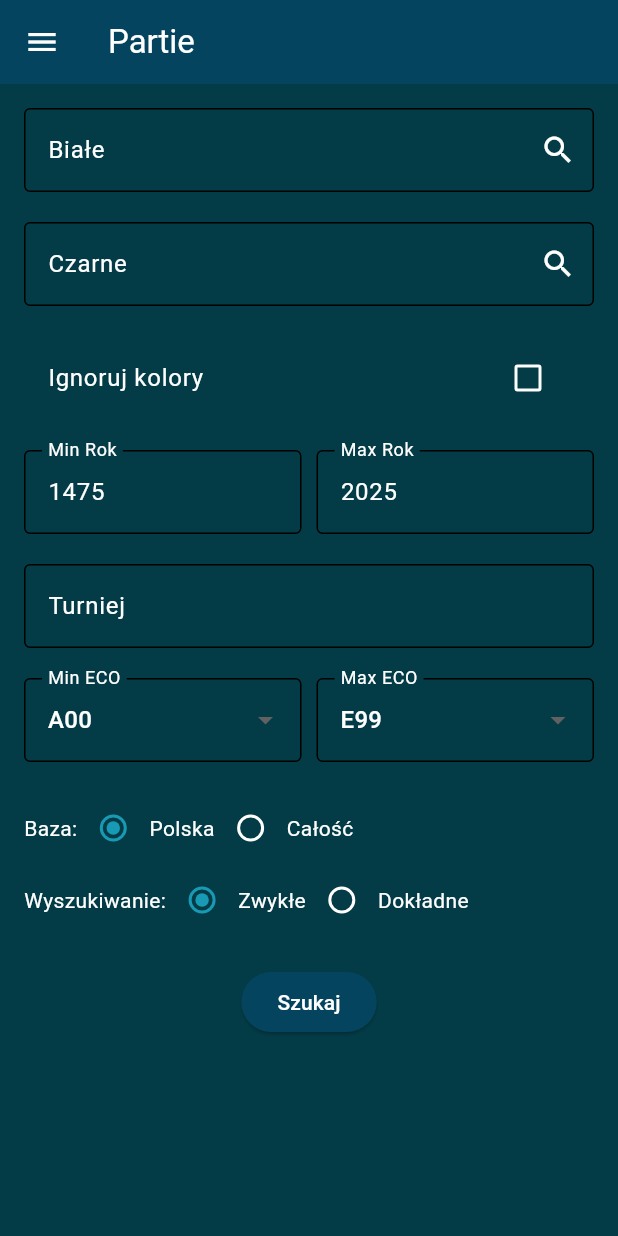
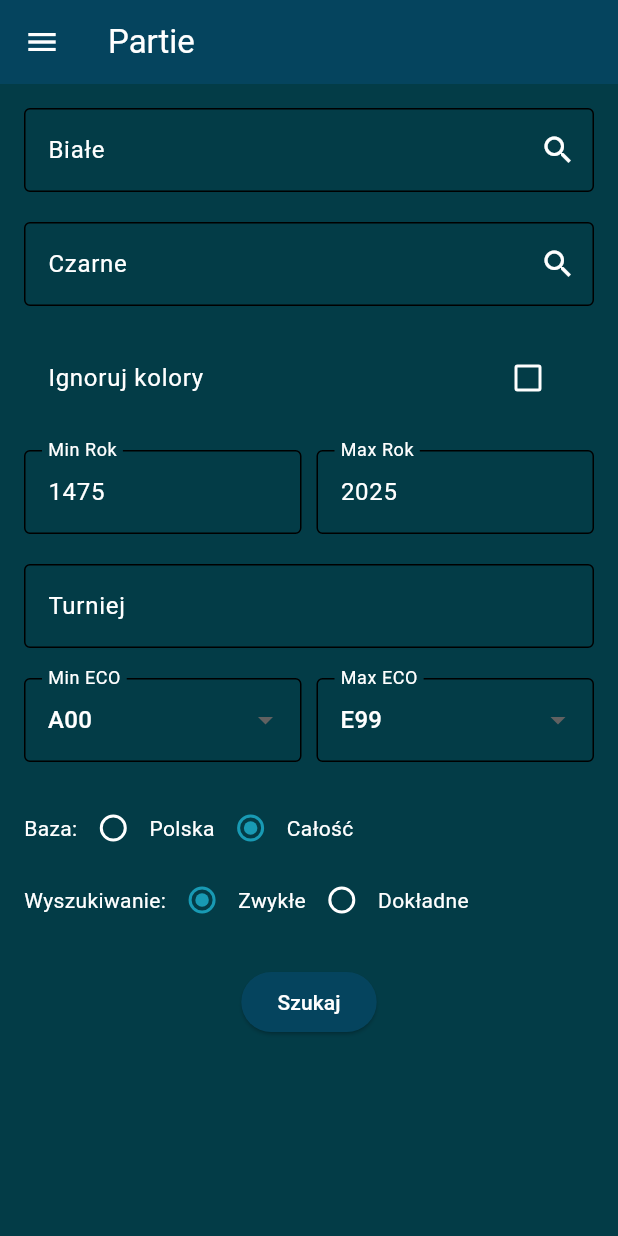
Before and after one commit to KulAndy/bazaszachowa-flutter, a Flutter app: the Games screen opened directly, after a tap on "Szukaj", on a phone screen of 412 x 824 dp. Run offline on Flutter 3.47's test engine with Material 3 defaults, Android fonts, the light colour scheme and no system bars; our stand-ins replace flutter_svg, font_awesome_flutter; missing offline and left inert: chess, chessground, dartchess; network calls fail.

Commit message:
games searching

```diff
--- a/lib/api_config.dart
+++ b/lib/api_config.dart
@@ -50,12 +50,12 @@ class ApiConfig {
     String searching = "classic",
   }) {
     final queryParameters = <String, String>{
-      'white': white,
-      'black': black,
+      'white': white.trim(),
+      'black': black.trim(),
       'ignore': ignore.toString(),
       if (minYear != null) 'minYear': minYear.toString(),
       if (maxYear != null) 'maxYear': maxYear.toString(),
-      'event': event,
+      'event': event.trim(),
       'minEco': minEco.toString(),
       'maxEco': maxEco.toString(),
       'base': base,
--- a/lib/screens/games.dart
+++ b/lib/screens/games.dart
@@ -1,5 +1,8 @@
 import 'dart:async';
+import 'package:bazaszachowa_flutter/components/player/game_table.dart';
 import 'package:flutter/material.dart';
+import 'package:bazaszachowa_flutter/api_config.dart';
+import 'package:bazaszachowa_flutter/types/game.dart';
 import 'package:bazaszachowa_flutter/components/app/menu.dart';
 
 class Games extends StatefulWidget {
@@ -21,41 +24,41 @@ class _GamesState extends State<Games> {
   bool _ignoreColors = false;
   int _minYear = 1475;
   int _maxYear = DateTime.now().year;
-  String _minEco = 'A00';
-  String _maxEco = 'E99';
-  String _database = 'Polska';
-  String _searchType = 'zwykłe';
+  int _minEcoValue = 1;
+  int _maxEcoValue = 500;
+  String _database = 'all';
+  String _searchType = 'classic';
 
   final FocusNode _minYearFocusNode = FocusNode();
   final FocusNode _maxYearFocusNode = FocusNode();
 
   Timer? _debounceTimer;
 
-  List<String> get _ecoCodes {
-    List<String> ecoCodes = [];
+  List<Map<String, dynamic>> get _ecoCodes {
+    List<Map<String, dynamic>> ecoCodes = [];
+    int index = 1;
     for (int i = 0; i < 5; i++) {
       String letter = String.fromCharCode('A'.codeUnitAt(0) + i);
       for (int j = 0; j < 100; j++) {
         String number = j.toString().padLeft(2, '0');
-        ecoCodes.add('$letter$number');
+        ecoCodes.add({'label': '$letter$number', 'value': index});
+        index++;
       }
     }
     return ecoCodes;
   }
+
+  List<Game>? _games;
 
   @override
   void initState() {
     super.initState();
     _minYearController.text = _minYear.toString();
     _maxYearController.text = _maxYear.toString();
-    _searchControllerWhite.addListener(_onSearchChanged);
-    _searchControllerBlack.addListener(_onSearchChanged);
   }
 
   @override
   void dispose() {
-    _searchControllerWhite.removeListener(_onSearchChanged);
-    _searchControllerBlack.removeListener(_onSearchChanged);
     _searchControllerWhite.dispose();
     _searchControllerBlack.dispose();
     _tournamentController.dispose();
@@ -65,13 +68,6 @@ class _GamesState extends State<Games> {
     _maxYearFocusNode.dispose();
     _debounceTimer?.cancel();
     super.dispose();
-  }
-
-  void _onSearchChanged() {
-    _debounceTimer?.cancel();
-    _debounceTimer = Timer(const Duration(milliseconds: 500), () {
-      // Handle search logic here
-    });
   }
 
   void _updateYear({bool isMinYear = true, required String value}) {
@@ -85,7 +81,6 @@ class _GamesState extends State<Games> {
         }
       });
     }
-    // Unfocus the text field after updating the year
     if (isMinYear) {
       _minYearFocusNode.unfocus();
     } else {
@@ -93,18 +88,24 @@ class _GamesState extends State<Games> {
     }
   }
 
-  void _printQueryParameters() {
-    print('Query Parameters:');
-    print('White: ${_searchControllerWhite.text}');
-    print('Black: ${_searchControllerBlack.text}');
-    print('Tournament: ${_tournamentController.text}');
-    print('Ignore Colors: $_ignoreColors');
-    print('Min Year: $_minYear');
-    print('Max Year: $_maxYear');
-    print('Min ECO: $_minEco');
-    print('Max ECO: $_maxEco');
-    print('Database: $_database');
-    print('Search Type: $_searchType');
+  void _fetchGames() async {
+    GameResponse response = await ApiConfig.searchGames(
+      white: _searchControllerWhite.text,
+      black: _searchControllerBlack.text,
+      event: _tournamentController.text,
+      ignore: _ignoreColors,
+      minYear: _minYear,
+      maxYear: _maxYear,
+      minEco: _minEcoValue,
+      maxEco: _maxEcoValue,
+      base: _database,
+      searching: _searchType,
+    );
+
+    setState(() {
+      _games = response.games;
+      _database = response.table;
+    });
   }
 
   @override
@@ -195,42 +196,42 @@ class _GamesState extends State<Games> {
                 Row(
                   children: [
                     Expanded(
-                      child: DropdownButtonFormField<String>(
-                        value: _minEco,
+                      child: DropdownButtonFormField<int>(
+                        value: _minEcoValue,
                         decoration: const InputDecoration(
                           labelText: 'Min ECO',
                           border: OutlineInputBorder(),
                         ),
-                        items: _ecoCodes.map((String value) {
-                          return DropdownMenuItem<String>(
-                            value: value,
-                            child: Text(value),
+                        items: _ecoCodes.map((item) {
+                          return DropdownMenuItem<int>(
+                            value: item['value'],
+                            child: Text(item['label']),
                           );
                         }).toList(),
                         onChanged: (newValue) {
                           setState(() {
-                            _minEco = newValue!;
+                            _minEcoValue = newValue!;
                           });
                         },
                       ),
                     ),
                     const SizedBox(width: 10),
                     Expanded(
-                      child: DropdownButtonFormField<String>(
-                        value: _maxEco,
+                      child: DropdownButtonFormField<int>(
+                        value: _maxEcoValue,
                         decoration: const InputDecoration(
                           labelText: 'Max ECO',
                           border: OutlineInputBorder(),
                         ),
-                        items: _ecoCodes.map((String value) {
-                          return DropdownMenuItem<String>(
-                            value: value,
-                            child: Text(value),
+                        items: _ecoCodes.map((item) {
+                          return DropdownMenuItem<int>(
+                            value: item['value'],
+                            child: Text(item['label']),
                           );
                         }).toList(),
                         onChanged: (newValue) {
                           setState(() {
-                            _maxEco = newValue!;
+                            _maxEcoValue = newValue!;
                           });
                         },
                       ),
@@ -242,7 +243,7 @@ class _GamesState extends State<Games> {
                   children: [
                     const Text("Baza:"),
                     Radio<String>(
-                      value: 'Polska',
+                      value: 'poland',
                       groupValue: _database,
                       onChanged: (String? value) {
                         setState(() {
@@ -252,7 +253,7 @@ class _GamesState extends State<Games> {
                     ),
                     const Text("Polska"),
                     Radio<String>(
-                      value: 'całość',
+                      value: 'all',
                       groupValue: _database,
                       onChanged: (String? value) {
                         setState(() {
@@ -267,7 +268,7 @@ class _GamesState extends State<Games> {
                   children: [
                     const Text("Wyszukiwanie:"),
                     Radio<String>(
-                      value: 'zwykłe',
+                      value: 'classic',
                       groupValue: _searchType,
                       onChanged: (String? value) {
                         setState(() {
@@ -277,7 +278,7 @@ class _GamesState extends State<Games> {
                     ),
                     const Text("Zwykłe"),
                     Radio<String>(
-                      value: 'dokładne',
+                      value: 'fulltext',
                       groupValue: _searchType,
                       onChanged: (String? value) {
                         setState(() {
@@ -294,10 +295,14 @@ class _GamesState extends State<Games> {
                     backgroundColor: const Color(0xFF05445E),
                     foregroundColor: Colors.white,
                   ),
-
-                  onPressed: _printQueryParameters,
+                  onPressed: _fetchGames,
                   child: const Text('Szukaj'),
                 ),
+                const SizedBox(height: 20),
+                if (_games != null) ...[
+                  Text("Znaleziono ${_games!.length}"),
+                  GameTable(games: _games!, base: 'all'),
+                ],
               ],
             ),
           ),
```
Also changed, not shown: lib/components/player/game_table.dart (added, +104 -0 lines), lib/screens/player.dart (+5 -100 lines), lib/types/game.dart (+6 -7 lines).
